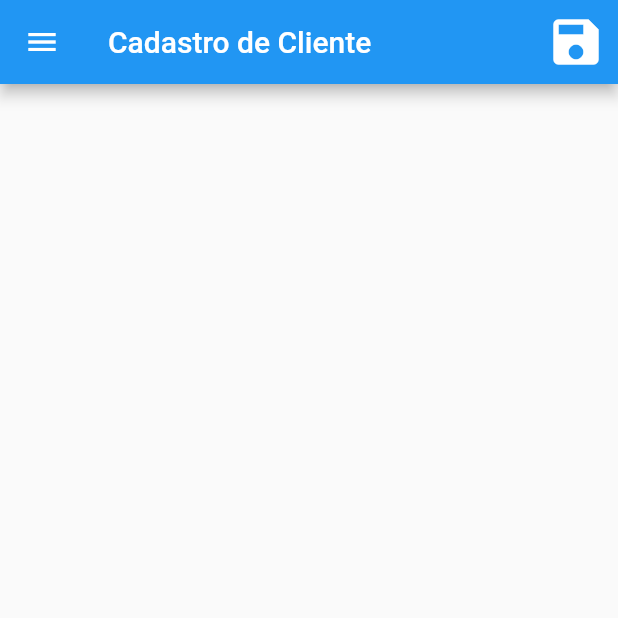
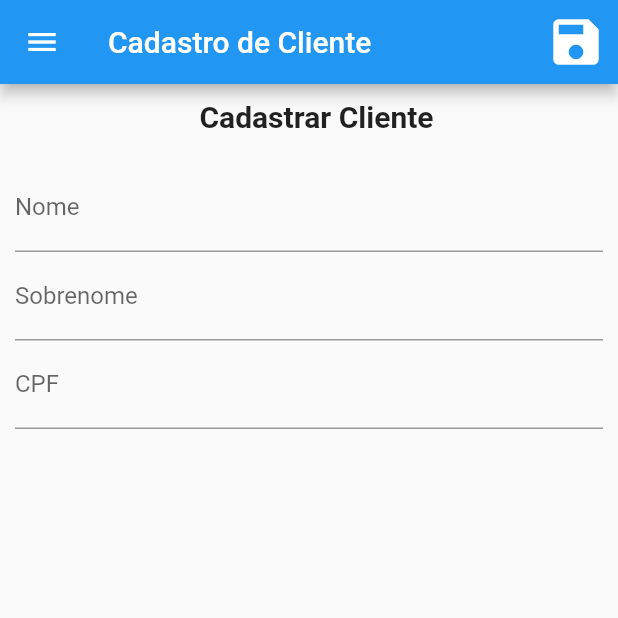
Before and after one commit to gbrandalise/das-trabalho-angular, a Flutter app: the ClientPage screen opened by its route, on a phone screen of 412 x 824 dp, the top half of it. Run offline on Flutter 3.47's test engine with Material 2 defaults, Android fonts, the phone set to English and light mode, and no system bars.

Commit message:
feat: client form fields.
Co-authored-by: André Gonçalves da Silva <andre.godasi@gmail.com>

```diff
--- a/mobile/lib/client/pages/client.page.dart
+++ b/mobile/lib/client/pages/client.page.dart
@@ -1,5 +1,5 @@
-
 import 'package:das_angular_mobile/menu/menu.component.dart';
+import 'package:das_angular_mobile/common/widgets/page-title.widget.dart';
 import 'package:flutter/material.dart';
 
 class ClientPage extends StatefulWidget {
@@ -12,6 +12,10 @@ class ClientPage extends StatefulWidget {
 }
 
 class _ClientPageState extends State<ClientPage> {
+  final _formKeyClient = GlobalKey<FormState>();
+  final _firstNameController = TextEditingController();
+  final _lastNameController = TextEditingController();
+  final _cpfController = TextEditingController();
 
   @override
   Widget build(BuildContext context) {
@@ -27,6 +31,42 @@ class _ClientPageState extends State<ClientPage> {
         ],
       ),
       drawer: const Menu(),
+      body: Column(
+        children: [
+          const PageTitle('Cadastrar Cliente'),
+          Form(
+            key: _formKeyClient,
+            child: Container(
+              margin: const EdgeInsetsDirectional.fromSTEB(10, 20, 10, 0),
+              child: Column(
+                children: [
+                  TextFormField(
+                    controller: _firstNameController,
+                    decoration: const InputDecoration(
+                      enabled: true,
+                      labelText: 'Nome',
+                    ),
+                  ),
+                  TextFormField(
+                    controller: _lastNameController,
+                    decoration: const InputDecoration(
+                      enabled: true,
+                      labelText: 'Sobrenome',
+                    ),
+                  ),
+                  TextFormField(
+                    controller: _cpfController,
+                    decoration: const InputDecoration(
+                      enabled: true,
+                      labelText: 'CPF',
+                    ),
+                  ),
+                ],
+              ),
+            )
+          )
+        ]
+      )
     );
   }
 }
```
